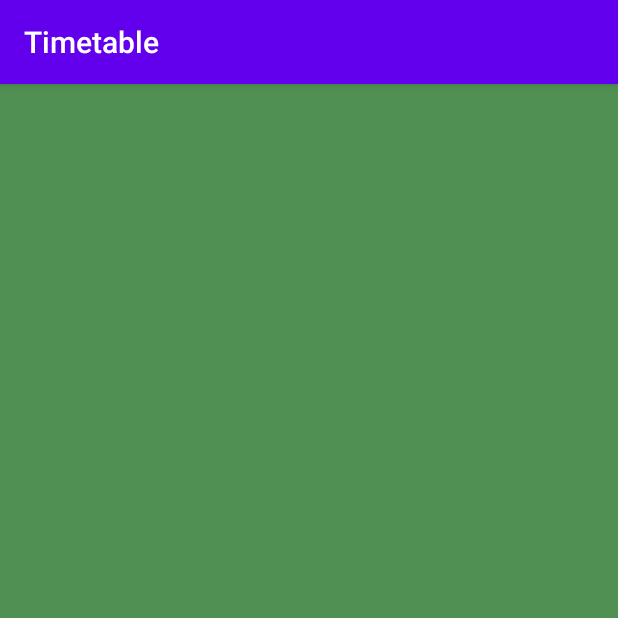
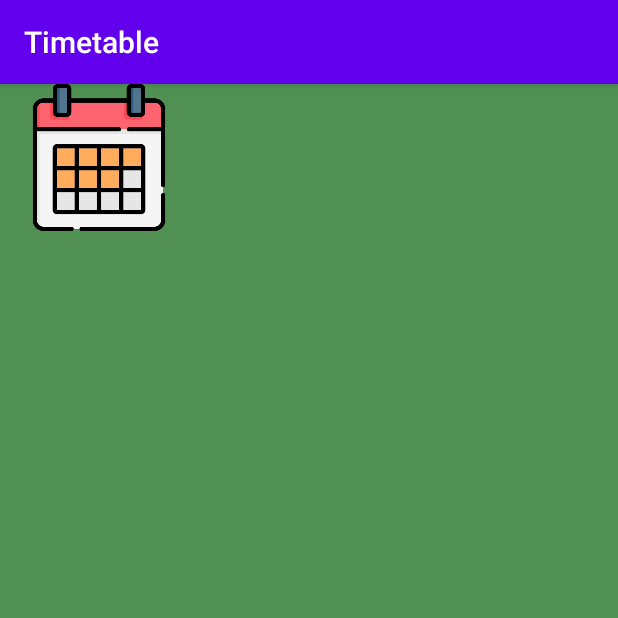
Before and after one commit to andreitraistaru/Timetable, an Android app: the screen it shows after launch (MainActivity), on a phone screen of 412 x 824 dp, the top half of it. Run offline under Robolectric (Android 15) with nearby library versions, the phone set to English and light mode, and no system bars.

Commit message:
Few resources add to project

```diff
--- a/app/src/main/res/layout/activity_main.xml
+++ b/app/src/main/res/layout/activity_main.xml
@@ -4,5 +4,16 @@
     xmlns:tools="http://schemas.android.com/tools"
     android:layout_width="match_parent"
     android:layout_height="match_parent"
-    android:background="#509153"
-    tools:context=".MainActivity" />
+    android:background="@color/backgroundMainActivity"
+    tools:context=".MainActivity">
+
+    <ImageButton
+        android:id="@+id/imageButton3"
+        android:layout_width="132dp"
+        android:layout_height="98dp"
+        android:background="@color/backgroundMainActivity"
+        android:scaleType="fitCenter"
+        app:srcCompat="@drawable/timetable_icon"
+        tools:layout_editor_absoluteX="72dp"
+        tools:layout_editor_absoluteY="195dp" />
+</androidx.constraintlayout.widget.ConstraintLayout>
--- a/app/src/main/res/values/colors.xml
+++ b/app/src/main/res/values/colors.xml
@@ -3,4 +3,5 @@
     <color name="colorPrimary">#6200EE</color>
     <color name="colorPrimaryDark">#3700B3</color>
     <color name="colorAccent">#03DAC5</color>
+    <color name="backgroundMainActivity">#509153</color>
 </resources>
--- a/app/src/main/res/values/credits.xml
+++ b/app/src/main/res/values/credits.xml
@@ -1,4 +1,7 @@
 <?xml version="1.0" encoding="utf-8"?>
 <resources>
     <string name="timetable_icon">Icons made by <a href="https://www.flaticon.com/authors/freepik" title="Freepik">Freepik</a> from <a href="https://www.flaticon.com/" title="Flaticon"> www.flaticon.com</a></string>>
+    <string name="change_timetable_icon"><div>Icons made by <a href="https://www.flaticon.com/authors/freepik" title="Freepik">Freepik</a> from <a href="https://www.flaticon.com/" title="Flaticon">www.flaticon.com</a></div></string>
+    <string name="events_icon"><div>Icons made by <a href="https://www.flaticon.com/authors/becris" title="Becris">Becris</a> from <a href="https://www.flaticon.com/" title="Flaticon">www.flaticon.com</a></div></string>
+    <string name="settings_icon">Icons made by <a href="https://www.flaticon.com/authors/srip" title="srip">srip</a> from <a href="https://www.flaticon.com/" title="Flaticon"> www.flaticon.com</a></string>
 </resources>
```
Also changed, not shown: app/src/main/res/drawable/change_timetable_icon.png (added), app/src/main/res/drawable/events_icon.png (added), app/src/main/res/drawable/settings_icon.png (added).
